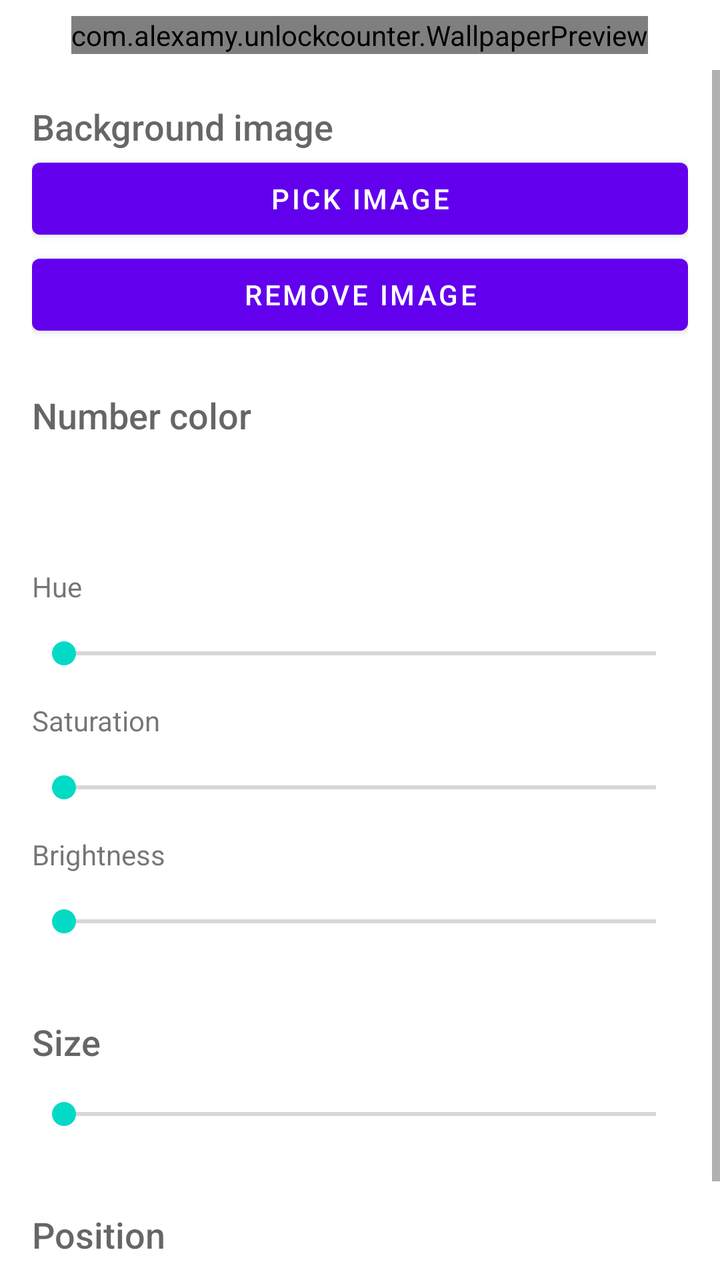
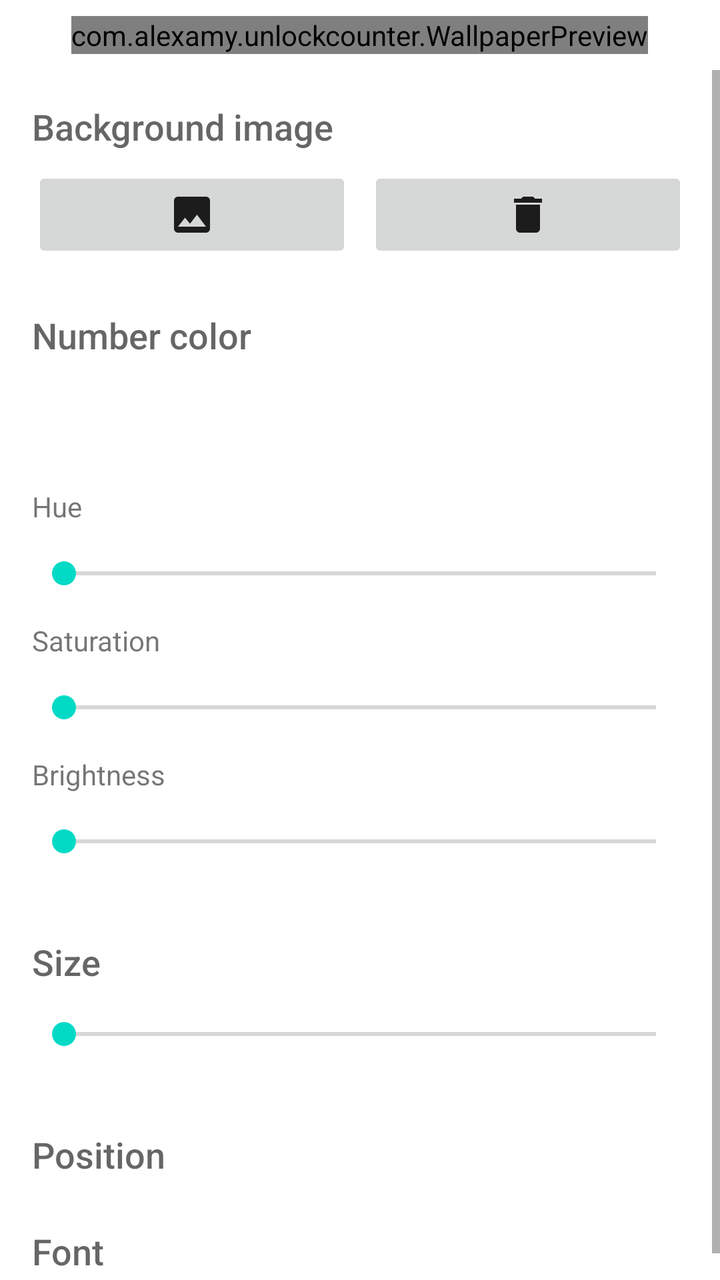

Before-and-after screenshots of an Android layout around one commit, followed by the original layout XML and the change that was made.
<!-- AndroidManifest.xml: fallback theme Theme.MaterialComponents.DayNight.NoActionBar -->
<!-- res/layout/activity_style.xml -->
<?xml version="1.0" encoding="utf-8"?>
<LinearLayout xmlns:android="http://schemas.android.com/apk/res/android"
    android:layout_width="match_parent"
    android:layout_height="match_parent"
    android:orientation="vertical">

    <com.alexamy.unlockcounter.WallpaperPreview
        android:id="@+id/preview"
        android:layout_width="wrap_content"
        android:layout_height="wrap_content"
        android:layout_gravity="center_horizontal"
        android:layout_marginVertical="8dp" />

    <ScrollView
        android:layout_width="match_parent"
        android:layout_height="0dp"
        android:layout_weight="1">

        <LinearLayout
            android:layout_width="match_parent"
            android:layout_height="wrap_content"
            android:orientation="vertical"
            android:padding="16dp">

            <TextView
                style="@android:style/TextAppearance.DeviceDefault.Medium"
                android:layout_width="wrap_content"
                android:layout_height="wrap_content"
                android:text="@string/background_image" />

            <Button
                android:id="@+id/pick_image"
                android:layout_width="match_parent"
                android:layout_height="wrap_content"
                android:text="@string/pick_image" />

            <Button
                android:id="@+id/remove_image"
                android:layout_width="match_parent"
                android:layout_height="wrap_content"
                android:text="@string/remove_image" />

            <TextView
                style="@android:style/TextAppearance.DeviceDefault.Medium"
                android:layout_width="wrap_content"
                android:layout_height="wrap_content"
                android:layout_marginTop="24dp"
                android:text="@string/number_color" />

            <View
                android:id="@+id/color_preview"
                android:layout_width="match_parent"
                android:layout_height="48dp"
                android:layout_marginVertical="8dp" />

            <TextView
                android:layout_width="wrap_content"
                android:layout_height="wrap_content"
                android:text="@string/hue" />

            <SeekBar
                android:id="@+id/hue"
                android:layout_width="match_parent"
                android:layout_height="48dp"
                android:max="360" />

            <TextView
                android:layout_width="wrap_content"
                android:layout_height="wrap_content"
                android:text="@string/saturation" />

            <SeekBar
                android:id="@+id/saturation"
                android:layout_width="match_parent"
                android:layout_height="48dp"
                android:max="100" />

            <TextView
                android:layout_width="wrap_content"
                android:layout_height="wrap_content"
                android:text="@string/brightness" />

            <SeekBar
                android:id="@+id/brightness"
                android:layout_width="match_parent"
                android:layout_height="48dp"
                android:max="100" />

            <TextView
                style="@android:style/TextAppearance.DeviceDefault.Medium"
                android:layout_width="wrap_content"
                android:layout_height="wrap_content"
                android:layout_marginTop="24dp"
                android:text="@string/size" />

            <SeekBar
                android:id="@+id/size"
                android:layout_width="match_parent"
                android:layout_height="48dp"
                android:max="85" />

            <TextView
                style="@android:style/TextAppearance.DeviceDefault.Medium"
                android:layout_width="wrap_content"
                android:layout_height="wrap_content"
                android:layout_marginTop="24dp"
                android:text="@string/position" />

            <GridLayout
                android:id="@+id/positions"
                android:layout_width="wrap_content"
                android:layout_height="wrap_content"
                android:layout_gravity="center_horizontal"
                android:columnCount="3" />

            <TextView
                style="@android:style/TextAppearance.DeviceDefault.Medium"
                android:layout_width="wrap_content"
                android:layout_height="wrap_content"
                android:layout_marginTop="24dp"
                android:text="@string/font" />

            <RadioGroup
                android:id="@+id/fonts"
                android:layout_width="match_parent"
                android:layout_height="wrap_content" />
        </LinearLayout>
    </ScrollView>
</LinearLayout>
<!-- resources referenced by this layout -->
<resources>
  <string name="background_image">Background image</string>
  <string name="brightness">Brightness</string>
  <string name="font">Font</string>
  <string name="hue">Hue</string>
  <string name="number_color">Number color</string>
  <string name="pick_image">Pick image</string>
  <string name="position">Position</string>
  <string name="remove_image">Remove image</string>
  <string name="saturation">Saturation</string>
  <string name="size">Size</string>
</resources>

<!-- the commit's change to res/layout/activity_style.xml (unified diff, before → after) -->
@@ -28,17 +28,29 @@
                 android:layout_height="wrap_content"
                 android:text="@string/background_image" />
 
-            <Button
-                android:id="@+id/pick_image"
+            <LinearLayout
                 android:layout_width="match_parent"
                 android:layout_height="wrap_content"
-                android:text="@string/pick_image" />
+                android:layout_marginTop="8dp"
+                android:orientation="horizontal">
 
-            <Button
-                android:id="@+id/remove_image"
-                android:layout_width="match_parent"
-                android:layout_height="wrap_content"
-                android:text="@string/remove_image" />
+                <ImageButton
+                    android:id="@+id/pick_image"
+                    android:layout_width="0dp"
+                    android:layout_height="48dp"
+                    android:layout_marginEnd="8dp"
+                    android:layout_weight="1"
+                    android:contentDescription="@string/pick_image"
+                    android:src="@drawable/ic_image" />
+
+                <ImageButton
+                    android:id="@+id/remove_image"
+                    android:layout_width="0dp"
+                    android:layout_height="48dp"
+                    android:layout_weight="1"
+                    android:contentDescription="@string/remove_image"
+                    android:src="@drawable/ic_delete" />
+            </LinearLayout>
 
             <TextView
                 style="@android:style/TextAppearance.DeviceDefault.Medium"
<!-- resource entries referenced after the edit -->
@@ -1,5 +1,29 @@
 <!-- resources referenced by this layout -->
 <resources>
+  <!-- drawable ic_delete (drawable) -->
+  <?xml version="1.0" encoding="utf-8"?>
+  <vector xmlns:android="http://schemas.android.com/apk/res/android"
+      android:width="24dp"
+      android:height="24dp"
+      android:tint="?android:attr/textColorPrimary"
+      android:viewportWidth="24"
+      android:viewportHeight="24">
+      <path
+          android:fillColor="#FFFFFF"
+          android:pathData="M6,19c0,1.1 0.9,2 2,2h8c1.1,0 2,-0.9 2,-2V7H6v12zM19,4h-3.5l-1,-1h-5l-1,1H5v2h14V4z" />
+  </vector>
+  <!-- drawable ic_image (drawable) -->
+  <?xml version="1.0" encoding="utf-8"?>
+  <vector xmlns:android="http://schemas.android.com/apk/res/android"
+      android:width="24dp"
+      android:height="24dp"
+      android:tint="?android:attr/textColorPrimary"
+      android:viewportWidth="24"
+      android:viewportHeight="24">
+      <path
+          android:fillColor="#FFFFFF"
+          android:pathData="M21,19V5c0,-1.1 -0.9,-2 -2,-2H5c-1.1,0 -2,0.9 -2,2v14c0,1.1 0.9,2 2,2h14c1.1,0 2,-0.9 2,-2zM8.5,13.5l2.5,3.01L14.5,12l4.5,6H5l3.5,-4.5z" />
+  </vector>
   <string name="background_image">Background image</string>
   <string name="brightness">Brightness</string>
   <string name="font">Font</string>
